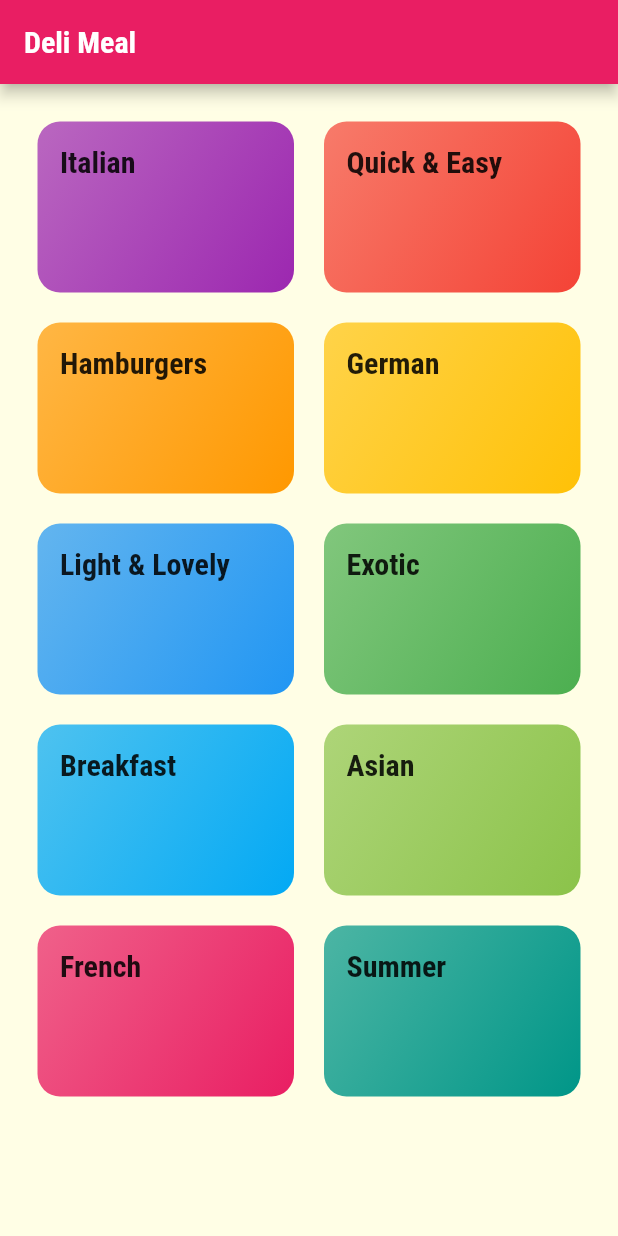
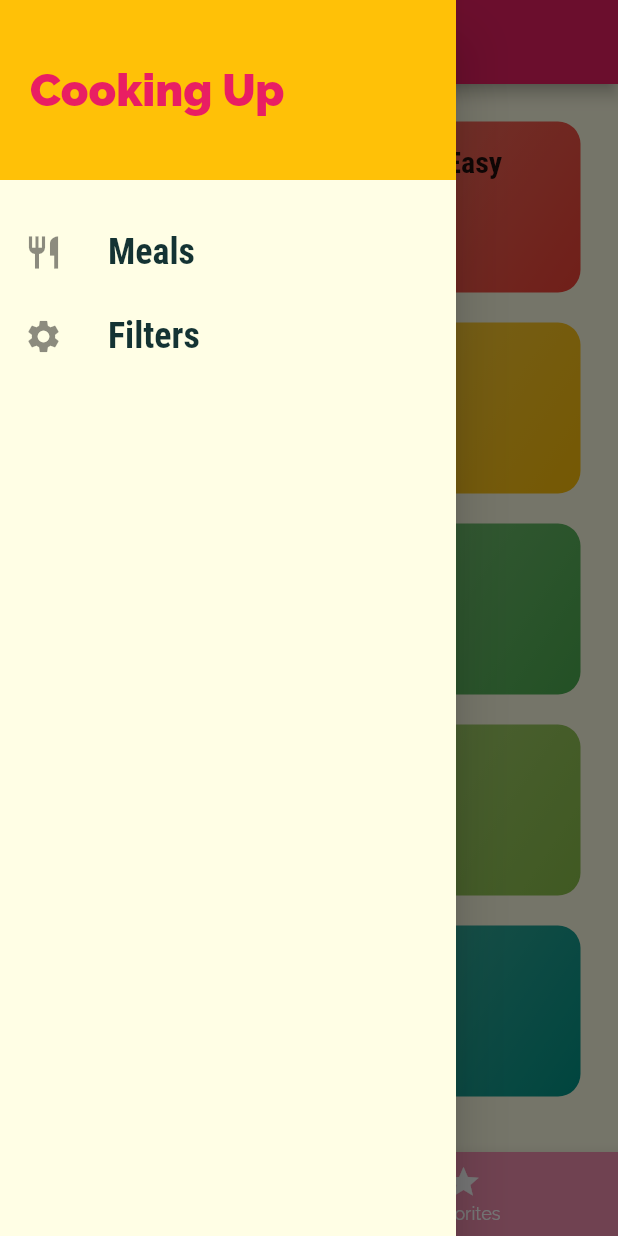
Before and after one commit to jaykang95/meals-app, a Flutter app: the screen it shows after launch, with the side drawer open (before the commit the screen has no drawer), on a phone screen of 412 x 824 dp. Run offline on Flutter 3.47's test engine with Material 2 defaults, Android fonts, the phone set to English and light mode, and no system bars.

Commit message:
tabs&drawer added

```diff
--- a/lib/main.dart
+++ b/lib/main.dart
@@ -1,5 +1,7 @@
 import 'package:flutter/material.dart';
+import 'package:meals_app/screens/filters_screen.dart';
 import 'package:meals_app/screens/meal_detail_screen.dart';
+import './screens/tabs_screen.dart';
 import './screens/categories_screen.dart';
 import './screens/category_meals_screen.dart';
 
@@ -36,9 +38,10 @@ class MyApp extends StatelessWidget {
       // home: const CategoriesScreen(),
       initialRoute: '/',
       routes: {
-        '/': (ctx) => const CategoriesScreen(),
+        '/': (ctx) => const TabsScreen(),
         CategoryMealsScreen.routeName: (ctx) => CategoryMealsScreen(),
         MealDetailScreen.routeName: (ctx) => MealDetailScreen(),
+        FiltersScreen.routeName: (ctx) => FiltersScreen(),
       },
       // onGenerateRoute: (settings) {
       //   print(settings.arguments);
--- a/lib/screens/categories_screen.dart
+++ b/lib/screens/categories_screen.dart
@@ -8,11 +8,7 @@ class CategoriesScreen extends StatelessWidget {
 
   @override
   Widget build(BuildContext context) {
-    return Scaffold(
-      appBar: AppBar(
-        title: const Text('Deli Meal'),
-      ),
-      body: GridView(
+    return GridView(
       padding: const EdgeInsets.all(25),
       gridDelegate: const SliverGridDelegateWithMaxCrossAxisExtent(
         maxCrossAxisExtent: 200,
@@ -29,7 +25,6 @@ class CategoriesScreen extends StatelessWidget {
             ),
           )
           .toList(),
-      ),
     );
   }
 }
--- /dev/null
+++ b/lib/screens/favorites_screen.dart
@@ -0,0 +1,12 @@
+import 'package:flutter/material.dart';
+
+class FavoritesScreen extends StatelessWidget {
+  const FavoritesScreen({super.key});
+
+  @override
+  Widget build(BuildContext context) {
+    return Center(
+      child: Text('The Favorites'),
+    );
+  }
+}
--- /dev/null
+++ b/lib/screens/filters_screen.dart
@@ -0,0 +1,21 @@
+import 'package:flutter/material.dart';
+import '../widgets/main_drawer.dart';
+
+class FiltersScreen extends StatelessWidget {
+  static const routeName = '/filters';
+
+  const FiltersScreen({super.key});
+
+  @override
+  Widget build(BuildContext context) {
+    return Scaffold(
+      appBar: AppBar(
+        title: const Text('Your filters'),
+      ),
+      drawer: const MainDrawer(),
+      body: const Center(
+        child: Text('Filters'),
+      ),
+    );
+  }
+}
--- /dev/null
+++ b/lib/screens/tabs_screen.dart
@@ -0,0 +1,60 @@
+import 'package:flutter/material.dart';
+import 'package:meals_app/widgets/main_drawer.dart';
+import '../screens/favorites_screen.dart';
+import '../screens/categories_screen.dart';
+
+class TabsScreen extends StatefulWidget {
+  const TabsScreen({super.key});
+
+  @override
+  State<TabsScreen> createState() => _TabsScreenState();
+}
+
+class _TabsScreenState extends State<TabsScreen> {
+  final List<Map<String, Object>> _pages = [
+    {
+      'page': const CategoriesScreen(),
+      'title': 'Categories',
+    },
+    {
+      'page': const FavoritesScreen(),
+      'title': 'Your Favorites',
+    },
+  ];
+
+  int _selectedPageIndex = 0;
+
+  void _selectPage(int index) {
+    setState(() {
+      _selectedPageIndex = index;
+    });
+  }
+
+  @override
+  Widget build(BuildContext context) {
+    return Scaffold(
+      appBar: AppBar(
+        title: Text(_pages[_selectedPageIndex]['title'] as String),
+      ),
+      body: _pages[_selectedPageIndex]['page'] as Widget,
+      drawer: const MainDrawer(),
+      bottomNavigationBar: BottomNavigationBar(
+        onTap: _selectPage,
+        backgroundColor: Theme.of(context).colorScheme.background,
+        unselectedItemColor: Colors.white,
+        selectedItemColor: Theme.of(context).colorScheme.secondary,
+        currentIndex: _selectedPageIndex,
+        items: const [
+          BottomNavigationBarItem(
+            icon: Icon(Icons.category),
+            label: 'Categories',
+          ),
+          BottomNavigationBarItem(
+            icon: Icon(Icons.star),
+            label: 'Favorites',
+          ),
+        ],
+      ),
+    );
+  }
+}
--- /dev/null
+++ b/lib/widgets/main_drawer.dart
@@ -0,0 +1,57 @@
+import 'package:flutter/material.dart';
+import '../screens/filters_screen.dart';
+
+class MainDrawer extends StatelessWidget {
+  Widget buildListTile(String title, IconData icon, VoidCallback tapHandler) {
+    return ListTile(
+      leading: Icon(
+        icon,
+        size: 26,
+      ),
+      title: Text(
+        title,
+        style: const TextStyle(
+            fontFamily: 'RobotoCondensed',
+            fontSize: 24,
+            fontWeight: FontWeight.bold),
+      ),
+      onTap: tapHandler,
+    );
+  }
+
+  const MainDrawer({super.key});
+
+  @override
+  Widget build(BuildContext context) {
+    return Drawer(
+      child: Column(
+        children: <Widget>[
+          Container(
+            height: 120,
+            width: double.infinity,
+            padding: const EdgeInsets.all(20),
+            alignment: Alignment.centerLeft,
+            color: Theme.of(context).colorScheme.secondary,
+            child: Text(
+              'Cooking Up',
+              style: TextStyle(
+                  fontWeight: FontWeight.w900,
+                  fontSize: 30,
+                  color: Theme.of(context).colorScheme.primary),
+            ),
+          ),
+          const SizedBox(
+            height: 20,
+          ),
+          // deletes the screen from the stack of pages
+          buildListTile('Meals', Icons.restaurant, () {
+            Navigator.of(context).pushReplacementNamed('/');
+          }),
+          buildListTile('Filters', Icons.settings, () {
+            Navigator.of(context).pushReplacementNamed(FiltersScreen.routeName);
+          }),
+        ],
+      ),
+    );
+  }
+}
```
Lines whose indentation alone changed are shown as unchanged.
